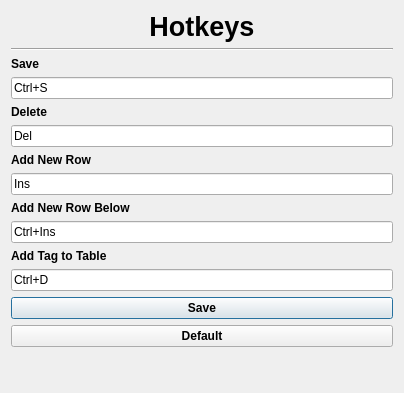
Above: Ui/hotkeys.ui from Akaig/BooruTagger before the change. Below: the same form after it.
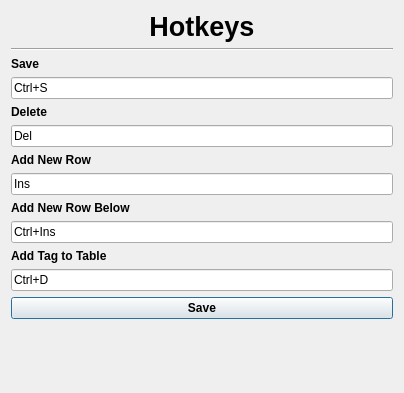
That is the form after the change. Icons and pictures are not drawn.

What changed in the file:
```diff
--- a/Ui/hotkeys.ui
+++ b/Ui/hotkeys.ui
@@ -190,19 +190,6 @@
        </property>
       </widget>
      </item>
-     <item>
-      <widget class="QPushButton" name="reset_button">
-       <property name="font">
-        <font>
-         <weight>75</weight>
-         <bold>true</bold>
-        </font>
-       </property>
-       <property name="text">
-        <string>Default</string>
-       </property>
-      </widget>
-     </item>
      <item>
       <spacer name="verticalSpacer">
        <property name="orientation">
```
